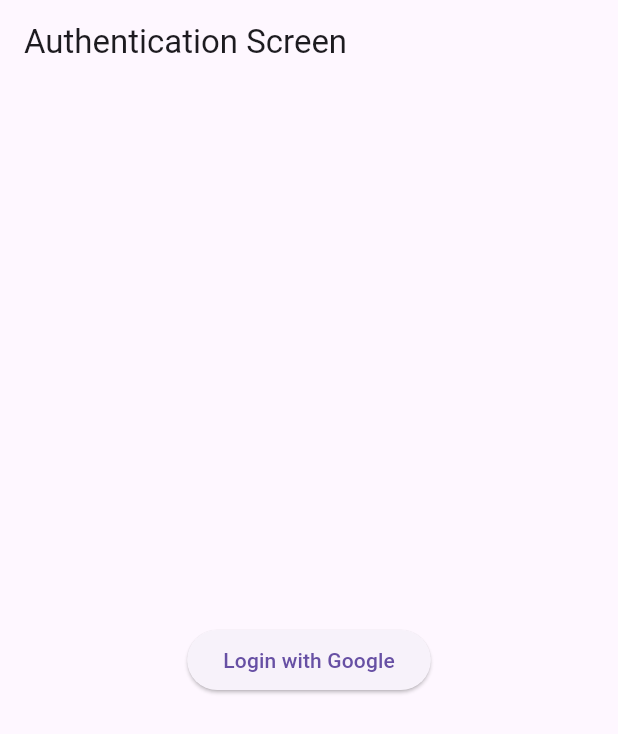
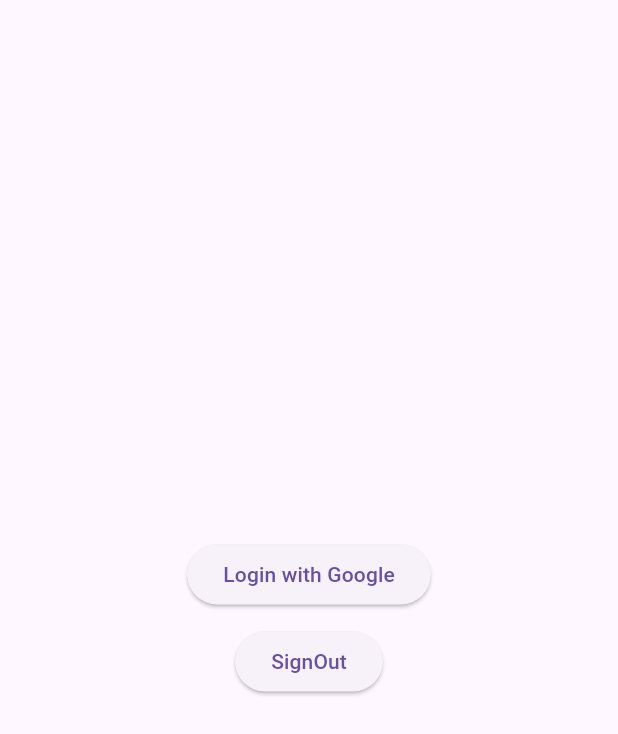
Before and after one commit to het9533/Chat-Application, a Flutter app: the AuthenticationScreen screen opened directly, after a tap on "Login with Google", on a phone screen of 412 x 824 dp. Shown: the top 734 px of the screen. Run offline on Flutter 3.47's test engine with Material 3 defaults, Android fonts, the phone set to English and light mode, and no system bars; our stand-ins replace dartz, firebase_auth, firebase_core, flutter_bloc, get_it, google_sign_in and 1 more; accounts and stored records are empty.

Commit message:
bloc added

```diff
--- /dev/null
+++ b/lib/features/Presentation/authbloc/authentication_bloc.dart
@@ -0,0 +1,116 @@
+import 'package:chat_app/features/Presentation/authbloc/authentication_events.dart';
+import 'package:chat_app/features/Presentation/authbloc/authentication_states.dart';
+import 'package:chat_app/features/data/entity/user.dart';
+import 'package:chat_app/features/domain/repository/authentication_repository.dart';
+import 'package:dartz/dartz.dart';
+import 'package:firebase_auth/firebase_auth.dart';
+import 'package:flutter_bloc/flutter_bloc.dart';
+
+
+class AuthenticationBloc
+    extends Bloc<AuthenticationEvent, AuthenticationState> {
+  final AuthenticationRepository authenticationRepository;
+
+  AuthenticationBloc({required  this.authenticationRepository})
+      : super(AuthenticationInitial()) {
+    on<AuthenticationStarted>(_onAuthenticationStarted);
+    on<GoogleSignInRequested>(_onGoogleSignInRequested);
+    on<EmailSignInRequested>(_onEmailSignInRequested);
+    on<SignUpRequested>(_onSignUpRequested);
+    on<LogoutRequested>(_onLogoutRequested);
+  }
+
+  Future<void> _onAuthenticationStarted(
+      AuthenticationStarted event, Emitter<AuthenticationState> emit) async {
+    try {
+      Either<User, String> userOption =
+          await authenticationRepository.getCurrentUser();
+      userOption.fold(
+        (user) => emit(AuthenticationSuccess(user)),
+        (r) => emit(AuthenticationFailure(r.toString())),
+      );
+    } catch (error) {
+      emit(AuthenticationFailure(error.toString()));
+    }
+  }
+
+  Future<void> _onGoogleSignInRequested(
+      GoogleSignInRequested event, Emitter<AuthenticationState> emit) async {
+    emit(AuthenticationLoading());
+    try {
+      final Either<User, String>  userOption = await authenticationRepository.signInWithGoogle();
+      userOption.fold((l) => emit(AuthenticationSuccess(l)), (r) => emit(AuthenticationFailure("Error signing in with Google")));
+      // userOption.fold(
+      //   (user) => emit(AuthenticationSuccess(user)),
+      //    (error) => emit(AuthenticationFailure("Error signing in with Google")),
+      // );
+
+    }on Exception catch (error) {
+      emit(AuthenticationFailure(error.toString()));
+    }
+  }
+
+  void _onEmailSignInRequested(
+      EmailSignInRequested event, Emitter<AuthenticationState> emit) async {
+        emit(AuthenticationLoading());
+    try {
+      final userOption = await authenticationRepository.createAccountWithEmail(UserDetails(
+        displayName: event.user.displayName, email: event.user.email, number: event.user.number, password: event.user.password));
+      userOption.fold(
+        (user) => emit(AuthenticationSuccess(user)),
+         (error) => emit(AuthenticationFailure("Error signing in with Google")),
+      );
+    } catch (error) {
+      emit(AuthenticationFailure(error.toString()));
+    }
+
+  }
+
+  // void _onOTPSignInRequested(
+  //     OTPSignInRequested event, Emitter<AuthenticationState> emit) async {
+  //   emit(AuthenticationLoading());
+  //   try {
+  //     final userOption = await loginWithOTP.execute(event.otp).fold(
+  //           (user) => Some(user),
+  //           (error) => None(),
+  //         );
+
+  //     userOption.fold(
+  //       () => emit(AuthenticationFailure("Error signing in with OTP")),
+  //       (user) => emit(AuthenticationSuccess(user)),
+  //     );
+  //   } catch (error) {
+  //     emit(AuthenticationFailure(error.toString()));
+  //   }
+  // }
+
+  void _onSignUpRequested(
+      SignUpRequested event, Emitter<AuthenticationState> emit) async {
+   emit(AuthenticationLoading());
+    try {
+      final userOption = await authenticationRepository.createAccountWithEmail(UserDetails(
+        displayName: event.user.displayName, email: event.user.email, number: event.user.number, password: event.user.password));
+      userOption.fold(
+        (user) => emit(AuthenticationSuccess(user)),
+         (error) => emit(AuthenticationFailure("Error signing in with Google")),
+      );
+    } catch (error) {
+      emit(AuthenticationFailure(error.toString()));
+    }
+
+  }
+
+  void _onLogoutRequested(
+      LogoutRequested event, Emitter<AuthenticationState> emit) async {
+    try {
+      final success = await authenticationRepository.signout();
+
+          if (success) {
+            emit(AuthenticationInitial());
+          }
+        } on Exception catch(e) {
+          emit(AuthenticationFailure(e.toString()));
+        }
+
+  }
+}
--- /dev/null
+++ b/lib/features/Presentation/authbloc/authentication_events.dart
@@ -0,0 +1,25 @@
+import 'package:chat_app/features/data/entity/user.dart';
+
+abstract class AuthenticationEvent {}
+
+class AuthenticationStarted extends AuthenticationEvent {}
+
+class GoogleSignInRequested extends AuthenticationEvent {}
+
+class EmailSignInRequested extends AuthenticationEvent {
+  final UserDetails user;
+  EmailSignInRequested(this.user);
+}
+
+class OTPSignInRequested extends AuthenticationEvent {
+  final String otp;
+
+  OTPSignInRequested(this.otp);
+}
+
+class SignUpRequested extends AuthenticationEvent {
+  final UserDetails user;
+  SignUpRequested(this.user);
+}
+
+class LogoutRequested extends AuthenticationEvent {}
--- /dev/null
+++ b/lib/features/Presentation/authbloc/authentication_states.dart
@@ -0,0 +1,19 @@
+import 'package:firebase_auth/firebase_auth.dart';
+
+abstract class AuthenticationState {}
+
+class AuthenticationInitial extends AuthenticationState {}
+
+class AuthenticationLoading extends AuthenticationState {}
+
+class AuthenticationSuccess extends AuthenticationState {
+  final User user;
+
+  AuthenticationSuccess(this.user);
+}
+
+class AuthenticationFailure extends AuthenticationState {
+  final String error;
+
+  AuthenticationFailure(this.error);
+}
--- a/lib/features/Presentation/pages/authentication_screen.dart
+++ b/lib/features/Presentation/pages/authentication_screen.dart
@@ -1,71 +1,70 @@
-// presentation/authentication/authentication_screen.dart
-import 'package:chat_app/features/Presentation/pages/user_profile_screen.dart';
-import 'package:chat_app/features/data/entity/user.dart';
-import 'package:chat_app/features/dependencyInjector/injector.dart';
-import 'package:chat_app/features/domain/usecase/authentication_usecase.dart';
-import 'package:flutter/material.dart';
+// // presentation/authentication/authentication_screen.dart
+// import 'package:chat_app/features/Presentation/pages/user_profile_screen.dart';
+// import 'package:chat_app/features/data/entity/user.dart';
+// import 'package:chat_app/features/dependencyInjector/injector.dart';
+// import 'package:chat_app/features/domain/usecase/authentication_usecase.dart';
+// import 'package:flutter/material.dart';
 
 
 
 
-class AuthenticationScreen extends StatelessWidget {
-  final authenticationUseCase =sl<AuthenticationUseCase>();
+// class AuthenticationScreen extends StatelessWidget {
+//   final authenticationUseCase =sl<AuthenticationUseCase>();
 
 
 
-  @override
-  Widget build(BuildContext context) {
-    final UserDetails user = UserDetails(displayName: "", email: "", number: "");
-    return Scaffold(
-      appBar: AppBar(
-        title: Text('Authentication Screen'),
-      ),
-      body: AuthenticationBody(authenticationUseCase: authenticationUseCase,user: user,),
-    );
-  }
-}
+//   @override
+//   Widget build(BuildContext context) {
+//     return Scaffold(
+//       appBar: AppBar(
+//         title: Text('Authentication Screen'),
+//       ),
+//       body: AuthenticationBody(authenticationUseCase: authenticationUseCase,user: user,),
+//     );
+//   }
+// }
 
-class AuthenticationBody extends StatelessWidget {
-final AuthenticationUseCase authenticationUseCase;
-final UserDetails user;
+// class AuthenticationBody extends StatelessWidget {
+// final AuthenticationUseCase authenticationUseCase;
+// final UserDetails user;
 
-  const AuthenticationBody({super.key, required this.authenticationUseCase, required this.user});
+//   const AuthenticationBody({super.key, required this.authenticationUseCase, required this.user});
 
 
 
 
-  @override
-  Widget build(BuildContext context) {
+//   @override
+//   Widget build(BuildContext context) {
 
-    return Center(
-      child: Column(
-        mainAxisAlignment: MainAxisAlignment.center,
-        children: [
-          ElevatedButton(
-            onPressed: () async {
-              var user = await authenticationUseCase.signInWithGoogle();
-              print(user?.displayName);
-              await  Future.delayed(Duration(seconds: 2));
-              Navigator.pushReplacement(
-                  context,
-                  MaterialPageRoute(
-                    builder: (context) => UserProfileScreen(
-                      authenticationUseCase: authenticationUseCase,
-                      user:  user,
-                    ),
-                  ));
+//     return Center(
+//       child: Column(
+//         mainAxisAlignment: MainAxisAlignment.center,
+//         children: [
+//           ElevatedButton(
+//             onPressed: () async {
+//               var user = await authenticationUseCase.signInWithGoogle();
 
-              // instead of directly calling signInWithGoogle method
-              // from the _AuthenticationScreenState
-              // Handle navigation in the use case or via callback
-            },
-            child: Text('Login with Google'),
-          ),
-          // Other buttons...
-        ],
-      ),
-    );
-  }
-}
+//               await  Future.delayed(Duration(seconds: 2));
+//               Navigator.pushReplacement(
+//                   context,
+//                   MaterialPageRoute(
+//                     builder: (context) => UserProfileScreen(
+//                       authenticationUseCase: authenticationUseCase,
+//                       user:  user,
+//                     ),
+//                   ));
 
-// Other authentication related screens (SignUp, SignIn) can be similarly refactored.
+//               // instead of directly calling signInWithGoogle method
+//               // from the _AuthenticationScreenState
+//               // Handle navigation in the use case or via callback
+//             },
+//             child: Text('Login with Google'),
+//           ),
+//           // Other buttons...
+//         ],
+//       ),
+//     );
+//   }
+// }
+
+// // Other authentication related screens (SignUp, SignIn) can be similarly refactored.
--- /dev/null
+++ b/lib/features/Presentation/pages/sample.dart
@@ -0,0 +1,122 @@
+import 'package:chat_app/features/Presentation/authbloc/authentication_bloc.dart';
+import 'package:chat_app/features/Presentation/authbloc/authentication_events.dart';
+import 'package:chat_app/features/Presentation/authbloc/authentication_states.dart';
+import 'package:chat_app/features/Presentation/pages/user_profile_screen.dart';
+import 'package:chat_app/features/dependencyInjector/injector.dart';
+import 'package:chat_app/features/domain/repository/authentication_repository.dart';
+import 'package:chat_app/features/domain/usecase/authentication_usecase.dart';
+import 'package:firebase_auth/firebase_auth.dart';
+import 'package:flutter/material.dart';
+import 'package:flutter_bloc/flutter_bloc.dart';
+
+class AuthenticationScreen extends StatefulWidget {
+  @override
+  State<AuthenticationScreen> createState() => _AuthenticationScreenState();
+}
+
+class _AuthenticationScreenState extends State<AuthenticationScreen> {
+  @override
+  Widget build(BuildContext context) {
+    return SafeArea(
+      child: Scaffold(
+        body:
+          BlocListener<AuthenticationBloc, AuthenticationState>(
+        listener: (context, state) {
+          if (state is AuthenticationInitial) {
+             buildInitialUI(); // Replace with your initial UI
+          } else if (state is AuthenticationLoading) {
+             buildLoadingUI(); // Replace with your loading UI
+          } else if (state is AuthenticationSuccess) {
+            Navigator.pushReplacement(
+                context,
+                MaterialPageRoute(
+                  builder: (context) => UserProfileScreen(
+                    authenticationUseCase:
+                        AuthenticationUseCase(sl<AuthenticationRepository>()),
+                    user: state.user,
+                  ),
+                )); // Replace with your success UI
+          } else if (state is AuthenticationFailure) {
+            buildFailureUI(state.error); // Replace with your failure UI
+          }
+
+        },
+        child: AuthenticationBody(),
+      ),
+
+      ),
+    );
+  }
+}
+
+
+
+  // Replace these methods with your actual UI components
+  Widget buildInitialUI() {
+    return Scaffold(
+      appBar: AppBar(
+        title: Text('Authentication Screen'),
+      ),
+      body: AuthenticationBody(),
+    );
+  }
+
+  Widget buildLoadingUI() {
+    return Center(child: CircularProgressIndicator());
+  }
+
+  Widget buildSuccessUI(User user) {
+    return Center(
+      child: Column(
+        mainAxisAlignment: MainAxisAlignment.center,
+        children: [
+          Text('Welcome, ${user.displayName}'),
+          // Other success UI components...
+        ],
+      ),
+    );
+  }
+
+  Widget buildFailureUI(String error) {
+    return Center(
+      child: Column(
+        mainAxisAlignment: MainAxisAlignment.center,
+        children: [
+          Text('Authentication Failed: $error'),
+          // Other failure UI components...
+        ],
+      ),
+    );
+  }
+
+
+class AuthenticationBody extends StatelessWidget {
+  @override
+  Widget build(BuildContext context) {
+
+    return Center(
+      child: Column(
+        mainAxisAlignment: MainAxisAlignment.center,
+        children: [
+          ElevatedButton(
+            onPressed: () {
+             context.read<AuthenticationBloc>().add(GoogleSignInRequested());
+
+            },
+            child: Text('Login with Google'),
+          ),
+          SizedBox(
+            height: 10,
+          ),
+          ElevatedButton(
+            onPressed: () {
+              context.read<AuthenticationBloc>().add(LogoutRequested());
+            },
+            child: Text('SignOut'),
+          ),
+          // Other buttons...
+        ],
+      ),
+    );
+  }
+}
--- a/lib/features/data/entity/user.dart
+++ b/lib/features/data/entity/user.dart
@@ -1,7 +1,8 @@
 class UserDetails {
-   String displayName;
-   String email;
-   String number;
+   String? displayName;
+   String? email;
+   String? number;
+   String? password;
 
-  UserDetails({required this.displayName,  required this.email , required this.number});
+  UserDetails({required this.displayName,  required this.email , required this.number , required this.password});
 }
--- a/lib/features/data/repository/authentication_repository_impl.dart
+++ b/lib/features/data/repository/authentication_repository_impl.dart
@@ -2,66 +2,129 @@ import 'dart:async';
 
 import 'package:chat_app/features/data/entity/user.dart';
 import 'package:chat_app/features/domain/repository/authentication_repository.dart';
+import 'package:dartz/dartz.dart';
 import 'package:firebase_auth/firebase_auth.dart';
 import 'package:google_sign_in/google_sign_in.dart';
 
-class AuthenticationRepositoryImplementation extends AuthenticationRepository{
+class AuthenticationRepositoryImplementation extends AuthenticationRepository {
+
 
   final FirebaseAuth _auth = FirebaseAuth.instance;
   final GoogleSignIn _googleSignIn = GoogleSignIn();
-  late UserDetails user;
+  User? user;
 
+  // signin with google
+  @override
+  Future<Either<User, String>> signInWithGoogle() async {
+    final GoogleSignInAccount? googleSignInAccount =
+        await _googleSignIn.signIn();
 
-    Future<UserDetails?> signInWithGoogle() async {
-    try {
-      final GoogleSignInAccount? googleSignInAccount =
-          await _googleSignIn.signIn();
+    if (googleSignInAccount != null) {
       final GoogleSignInAuthentication googleSignInAuthentication =
-          await googleSignInAccount!.authentication;
+          await googleSignInAccount.authentication;
 
       final AuthCredential credential = GoogleAuthProvider.credential(
         accessToken: googleSignInAuthentication.accessToken,
         idToken: googleSignInAuthentication.idToken,
       );
 
-      final UserCredential userCredential =
-          await _auth.signInWithCredential(credential);
+      try {
+        final UserCredential userCredential =
+            await _auth.signInWithCredential(credential);
 
-      final User? user = userCredential.user;
-      print(user);
+        user = userCredential.user!;
+      } on FirebaseAuthException catch (e) {
+        if (e.code == 'account-exists-with-different-credential') {
+          return Right(e.code);
+          // handle the error here
+        } else if (e.code == 'invalid-credential') {
+          return Right(e.code);
+          // handle the error here
+        }
+      } catch (e) {
+        return Right(e.toString());
+        // handle the error here
+      }
+    }
+    return Left(user!);
+  }
 
-      if (user != null) {
-        return UserDetails(
-          displayName: user.displayName ?? "",
-          email: user.email ?? "",
-          number: user.phoneNumber ?? "XXXXXXXXXX"
-        );
-      } else {
-        return null;
+// create account with email and password
+  @override
+  Future<Either<User, String>> createAccountWithEmail(
+      UserDetails userDetails) async {
+    try {
+      final credential = await _auth.createUserWithEmailAndPassword(
+        email: userDetails.email!,
+        password: userDetails.password!,
+      );
+      user = credential.user;
+    } on FirebaseAuthException catch (e) {
+      if (e.code == 'weak-password') {
+        return const Right("Weak-Password");
+        // print('The password provided is too weak.');
+      } else if (e.code == 'email-already-in-use') {
+        return const Right("The account already exists for that email.");
+        // print('The account already exists for that email.');
       }
     } catch (e) {
-      print("Error signing in with Google: $e");
-      return null;
+      return Right(e.toString());
+      // print(e);
     }
+    return Left(user!);
   }
 
-  // FutureOr<void> signout(BuildContext context) async{
+   //signinwith email function
 
-  //   FirebaseAuth.instance.signOut();
+  @override
+  Future<Either<User, String>> signInWithEmail(UserDetails userDetails) async {
+    try {
+      print(userDetails.email);
+      final credential = await _auth.signInWithEmailAndPassword(
+        email: userDetails.email!,
+        password: userDetails.password!,
+      );
+      user = credential.user!;
+    } on FirebaseAuthException catch (e) {
+      if (e.code == 'user-not-found') {
+        print('No user found for that email.');
+        return const Right('No user found for that email.');
+      } else if (e.code == 'wrong-password') {
+        print('Wrong password provided for that user.');
+        return const Right('Wrong password provided for that user.');
+      }
+    }
+    return Left(user!);
+  }
+  //signout function
 
-  //       ));
+  @override
+  Future<bool> signout() async {
+    try {
+      print(user?.uid);
+      await _googleSignIn.signOut();
+      await FirebaseAuth.instance.signOut();
+    } on Exception catch (e) {
+      print(e.toString());
+      return false;
+    }
+    return true;
+  }
+  //get current user
+  @override
+  Future<Either<User, String>> getCurrentUser() async {
+    user = _auth.currentUser;
+    if (user != null) {
+      return Left(user!);
+    } else {
+      return const Right('User is not signed in');
+    }
 
-  // }
-  Future<void>signout() async {
+  }
+
+  //lOGIN With otp
 
 
-    try {
-      await _googleSignIn.signOut();
-
-    } catch (e) {
-      print("Error signing out: $e");
-    }
-  }
 
 
 
--- a/lib/features/domain/usecase/authentication_usecase.dart
+++ b/lib/features/domain/usecase/authentication_usecase.dart
@@ -4,6 +4,8 @@ import 'dart:async';
 
 import 'package:chat_app/features/data/entity/user.dart';
 import 'package:chat_app/features/domain/repository/authentication_repository.dart';
+import 'package:dartz/dartz.dart';
+import 'package:firebase_auth/firebase_auth.dart';
 
 class AuthenticationUseCase {
   final AuthenticationRepository authenticationRepository;
@@ -11,12 +13,21 @@ class AuthenticationUseCase {
 
 
 
-  Future<UserDetails?> signInWithGoogle() async {
-    // Delegate the logic to the repository
-    return authenticationRepository.signInWithGoogle();
+  Future<Either<User,String>> signInWithGoogle() async {
+    return await authenticationRepository.signInWithGoogle();
   }
-   Future<void> signout() async {
-    return authenticationRepository.signout();
+   Future<bool> signout() async {
+    return await authenticationRepository.signout();
+  }
+
+  Future<Either<User, String>> createAccountWithEmail(UserDetails params) async{
+    return await authenticationRepository.createAccountWithEmail(params);
+  }
+  Future<Either<User, String>> signInWithEmail(UserDetails params) async{
+    return await authenticationRepository.createAccountWithEmail(params);
+  }
+  Future<Either<User, String>> getCurrentUser() async{
+    return await authenticationRepository.getCurrentUser();
   }
 
   // Other authentication-related use cases...
--- a/pubspec.yaml
+++ b/pubspec.yaml
@@ -41,6 +41,9 @@ dependencies:
   get_it: ^7.6.7
   intl: ^0.19.0
   intl_phone_field: ^3.2.0
+  dartz: ^0.10.1
+  flutter_bloc: ^8.1.3
+  provider: ^6.1.1
 
 dev_dependencies:
   flutter_test:
```
Also changed, not shown: lib/features/Presentation/pages/user_profile_screen.dart (+9 -6 lines), lib/features/dependencyInjector/injector.dart (+4 -17 lines), lib/features/domain/repository/authentication_repository.dart (+8 -2 lines), lib/main.dart (+17 -5 lines), pubspec.lock, 2 other files.
